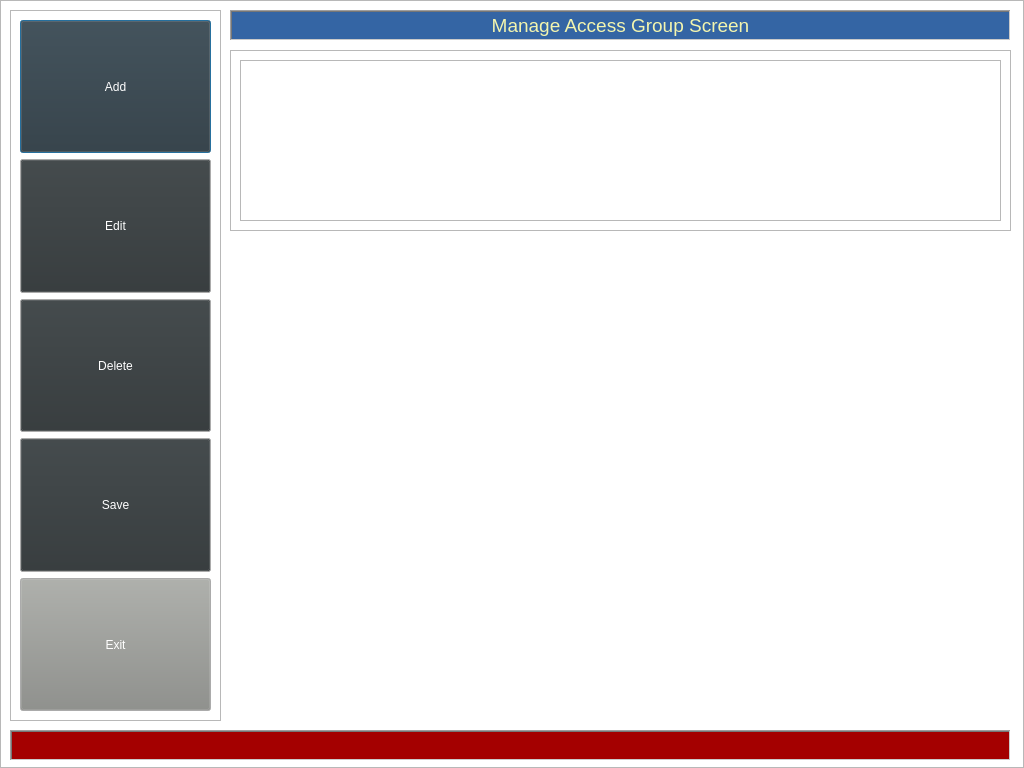
Qt form access_group.ui (swodaemkram/aces) before a commit.
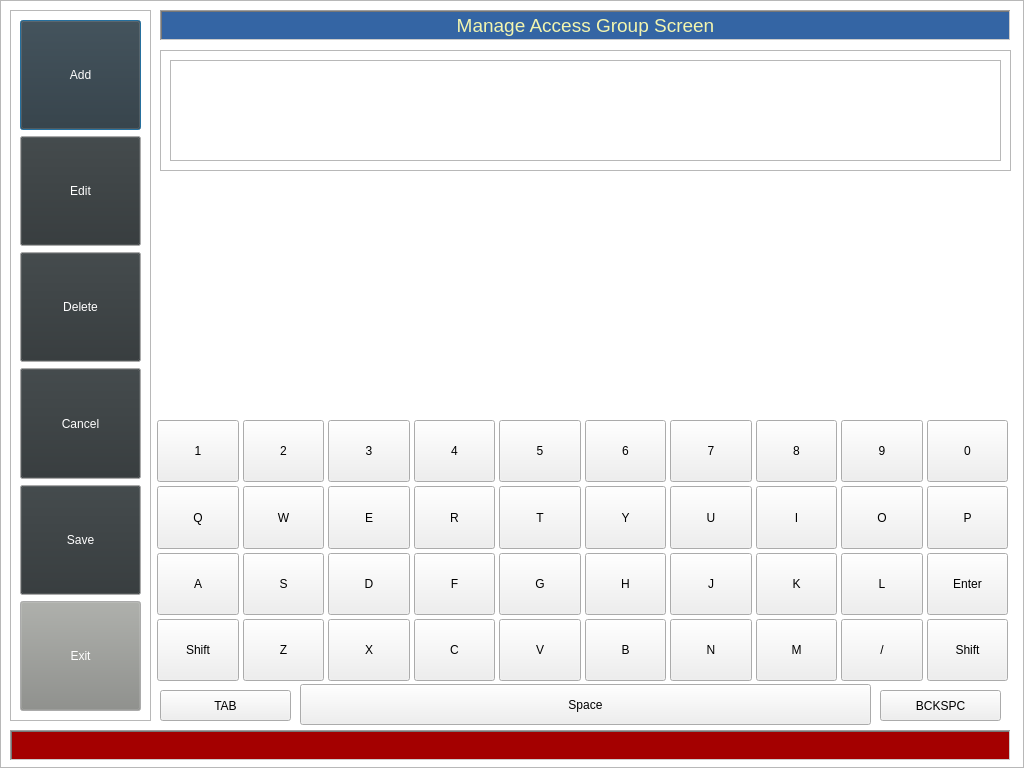
The same form after that commit.

Commit message: Have on screen keyboard and encryption working

Diff of the .ui file:
```diff
--- a/access_group.ui
+++ b/access_group.ui
@@ -32,9 +32,9 @@
   <widget class="QLabel" name="label">
    <property name="geometry">
     <rect>
-     <x>230</x>
+     <x>160</x>
      <y>10</y>
-     <width>781</width>
+     <width>851</width>
      <height>31</height>
     </rect>
    </property>
@@ -404,10 +404,10 @@
   <widget class="QFrame" name="frame">
    <property name="geometry">
     <rect>
-     <x>230</x>
+     <x>160</x>
      <y>50</y>
-     <width>781</width>
-     <height>181</height>
+     <width>851</width>
+     <height>121</height>
     </rect>
    </property>
    <property name="frameShape">
@@ -421,8 +421,8 @@
      <rect>
       <x>10</x>
       <y>10</y>
-      <width>761</width>
-      <height>161</height>
+      <width>831</width>
+      <height>101</height>
      </rect>
     </property>
     <property name="font">
@@ -437,7 +437,7 @@
     <rect>
      <x>10</x>
      <y>10</y>
-     <width>211</width>
+     <width>141</width>
      <height>711</height>
     </rect>
    </property>
@@ -452,7 +452,7 @@
      <rect>
       <x>10</x>
       <y>10</y>
-      <width>191</width>
+      <width>121</width>
       <height>691</height>
      </rect>
     </property>
@@ -715,6 +715,83 @@
        </property>
       </widget>
      </item>
+     <item>
+      <widget class="QPushButton" name="pushButton_49">
+       <property name="sizePolicy">
+        <sizepolicy hsizetype="MinimumExpanding" vsizetype="MinimumExpanding">
+         <horstretch>0</horstretch>
+         <verstretch>0</verstretch>
+        </sizepolicy>
+       </property>
+       <property name="palette">
+        <palette>
+         <active>
+          <colorrole role="Button">
+           <brush brushstyle="SolidPattern">
+            <color alpha="255">
+             <red>46</red>
+             <green>52</green>
+             <blue>54</blue>
+            </color>
+           </brush>
+          </colorrole>
+          <colorrole role="ButtonText">
+           <brush brushstyle="SolidPattern">
+            <color alpha="255">
+             <red>255</red>
+             <green>255</green>
+             <blue>255</blue>
+            </color>
+           </brush>
+          </colorrole>
+         </active>
+         <inactive>
+          <colorrole role="Button">
+           <brush brushstyle="SolidPattern">
+            <color alpha="255">
+             <red>46</red>
+             <green>52</green>
+             <blue>54</blue>
+            </color>
+           </brush>
+          </colorrole>
+          <colorrole role="ButtonText">
+           <brush brushstyle="SolidPattern">
+            <color alpha="255">
+             <red>255</red>
+             <green>255</green>
+             <blue>255</blue>
+            </color>
+           </brush>
+          </colorrole>
+         </inactive>
+         <disabled>
+          <colorrole role="Button">
+           <brush brushstyle="SolidPattern">
+            <color alpha="255">
+             <red>46</red>
+             <green>52</green>
+             <blue>54</blue>
+            </color>
+           </brush>
+          </colorrole>
+          <colorrole role="ButtonText">
+           <brush brushstyle="SolidPattern">
+            <color alpha="255">
+             <red>190</red>
+             <green>190</green>
+             <blue>190</blue>
+            </color>
+           </brush>
+          </colorrole>
+         </disabled>
+        </palette>
+       </property>
+       <property name="text">
+        <string>Cancel</string>
+       </property>
+      </widget>
+     </item>
      <item>
       <widget class="QPushButton" name="pushButton_5">
        <property name="sizePolicy">
@@ -872,6 +949,589 @@
     </layout>
    </widget>
   </widget>
+  <widget class="QWidget" name="gridLayoutWidget">
+   <property name="geometry">
+    <rect>
+     <x>157</x>
+     <y>420</y>
+     <width>851</width>
+     <height>261</height>
+    </rect>
+   </property>
+   <layout class="QGridLayout" name="gridLayout">
+    <property name="sizeConstraint">
+     <enum>QLayout::SetDefaultConstraint</enum>
+    </property>
+    <property name="leftMargin">
+     <number>0</number>
+    </property>
+    <property name="rightMargin">
+     <number>0</number>
+    </property>
+    <property name="spacing">
+     <number>4</number>
+    </property>
+    <item row="1" column="0">
+     <widget class="QPushButton" name="pushButton_7">
+      <property name="sizePolicy">
+       <sizepolicy hsizetype="MinimumExpanding" vsizetype="MinimumExpanding">
+        <horstretch>0</horstretch>
+        <verstretch>0</verstretch>
+       </sizepolicy>
+      </property>
+      <property name="text">
+       <string>Q</string>
+      </property>
+     </widget>
+    </item>
+    <item row="2" column="7">
+     <widget class="QPushButton" name="pushButton_23">
+      <property name="sizePolicy">
+       <sizepolicy hsizetype="MinimumExpanding" vsizetype="MinimumExpanding">
+        <horstretch>0</horstretch>
+        <verstretch>0</verstretch>
+       </sizepolicy>
+      </property>
+      <property name="text">
+       <string>K</string>
+      </property>
+     </widget>
+    </item>
+    <item row="0" column="4">
+     <widget class="QPushButton" name="pushButton_39">
+      <property name="sizePolicy">
+       <sizepolicy hsizetype="MinimumExpanding" vsizetype="MinimumExpanding">
+        <horstretch>0</horstretch>
+        <verstretch>0</verstretch>
+       </sizepolicy>
+      </property>
+      <property name="text">
+       <string>5</string>
+      </property>
+     </widget>
+    </item>
+    <item row="1" column="1">
+     <widget class="QPushButton" name="pushButton_8">
+      <property name="sizePolicy">
+       <sizepolicy hsizetype="MinimumExpanding" vsizetype="MinimumExpanding">
+        <horstretch>0</horstretch>
+        <verstretch>0</verstretch>
+       </sizepolicy>
+      </property>
+      <property name="text">
+       <string>W</string>
+      </property>
+     </widget>
+    </item>
+    <item row="1" column="5">
+     <widget class="QPushButton" name="pushButton_11">
+      <property name="sizePolicy">
+       <sizepolicy hsizetype="MinimumExpanding" vsizetype="MinimumExpanding">
+        <horstretch>0</horstretch>
+        <verstretch>0</verstretch>
+       </sizepolicy>
+      </property>
+      <property name="text">
+       <string>Y</string>
+      </property>
+     </widget>
+    </item>
+    <item row="2" column="3">
+     <widget class="QPushButton" name="pushButton_19">
+      <property name="sizePolicy">
+       <sizepolicy hsizetype="MinimumExpanding" vsizetype="MinimumExpanding">
+        <horstretch>0</horstretch>
+        <verstretch>0</verstretch>
+       </sizepolicy>
+      </property>
+      <property name="text">
+       <string>F</string>
+      </property>
+     </widget>
+    </item>
+    <item row="2" column="2">
+     <widget class="QPushButton" name="pushButton_18">
+      <property name="sizePolicy">
+       <sizepolicy hsizetype="MinimumExpanding" vsizetype="MinimumExpanding">
+        <horstretch>0</horstretch>
+        <verstretch>0</verstretch>
+       </sizepolicy>
+      </property>
+      <property name="text">
+       <string>D</string>
+      </property>
+     </widget>
+    </item>
+    <item row="3" column="8">
+     <widget class="QPushButton" name="pushButton_46">
+      <property name="sizePolicy">
+       <sizepolicy hsizetype="MinimumExpanding" vsizetype="MinimumExpanding">
+        <horstretch>0</horstretch>
+        <verstretch>0</verstretch>
+       </sizepolicy>
+      </property>
+      <property name="text">
+       <string>/</string>
+      </property>
+     </widget>
+    </item>
+    <item row="3" column="9">
+     <widget class="QPushButton" name="pushButton_33">
+      <property name="sizePolicy">
+       <sizepolicy hsizetype="MinimumExpanding" vsizetype="MinimumExpanding">
+        <horstretch>0</horstretch>
+        <verstretch>0</verstretch>
+       </sizepolicy>
+      </property>
+      <property name="text">
+       <string>Shift</string>
+      </property>
+     </widget>
+    </item>
+    <item row="1" column="2">
+     <widget class="QPushButton" name="pushButton_9">
+      <property name="sizePolicy">
+       <sizepolicy hsizetype="MinimumExpanding" vsizetype="MinimumExpanding">
+        <horstretch>0</horstretch>
+        <verstretch>0</verstretch>
+       </sizepolicy>
+      </property>
+      <property name="text">
+       <string>E</string>
+      </property>
+     </widget>
+    </item>
+    <item row="1" column="9">
+     <widget class="QPushButton" name="pushButton_15">
+      <property name="sizePolicy">
+       <sizepolicy hsizetype="MinimumExpanding" vsizetype="MinimumExpanding">
+        <horstretch>0</horstretch>
+        <verstretch>0</verstretch>
+       </sizepolicy>
+      </property>
+      <property name="text">
+       <string>P</string>
+      </property>
+     </widget>
+    </item>
+    <item row="0" column="7">
+     <widget class="QPushButton" name="pushButton_42">
+      <property name="sizePolicy">
+       <sizepolicy hsizetype="MinimumExpanding" vsizetype="MinimumExpanding">
+        <horstretch>0</horstretch>
+        <verstretch>0</verstretch>
+       </sizepolicy>
+      </property>
+      <property name="text">
+       <string>8</string>
+      </property>
+     </widget>
+    </item>
+    <item row="0" column="8">
+     <widget class="QPushButton" name="pushButton_43">
+      <property name="sizePolicy">
+       <sizepolicy hsizetype="MinimumExpanding" vsizetype="MinimumExpanding">
+        <horstretch>0</horstretch>
+        <verstretch>0</verstretch>
+       </sizepolicy>
+      </property>
+      <property name="text">
+       <string>9</string>
+      </property>
+     </widget>
+    </item>
+    <item row="1" column="3">
+     <widget class="QPushButton" name="pushButton_10">
+      <property name="sizePolicy">
+       <sizepolicy hsizetype="MinimumExpanding" vsizetype="MinimumExpanding">
+        <horstretch>0</horstretch>
+        <verstretch>0</verstretch>
+       </sizepolicy>
+      </property>
+      <property name="text">
+       <string>R</string>
+      </property>
+     </widget>
+    </item>
+    <item row="2" column="6">
+     <widget class="QPushButton" name="pushButton_22">
+      <property name="sizePolicy">
+       <sizepolicy hsizetype="MinimumExpanding" vsizetype="MinimumExpanding">
+        <horstretch>0</horstretch>
+        <verstretch>0</verstretch>
+       </sizepolicy>
+      </property>
+      <property name="text">
+       <string>J</string>
+      </property>
+     </widget>
+    </item>
+    <item row="0" column="0">
+     <widget class="QPushButton" name="pushButton_35">
+      <property name="sizePolicy">
+       <sizepolicy hsizetype="MinimumExpanding" vsizetype="MinimumExpanding">
+        <horstretch>0</horstretch>
+        <verstretch>0</verstretch>
+       </sizepolicy>
+      </property>
+      <property name="text">
+       <string>1</string>
+      </property>
+     </widget>
+    </item>
+    <item row="3" column="7">
+     <widget class="QPushButton" name="pushButton_32">
+      <property name="sizePolicy">
+       <sizepolicy hsizetype="MinimumExpanding" vsizetype="MinimumExpanding">
+        <horstretch>0</horstretch>
+        <verstretch>0</verstretch>
+       </sizepolicy>
+      </property>
+      <property name="text">
+       <string>M</string>
+      </property>
+     </widget>
+    </item>
+    <item row="3" column="6">
+     <widget class="QPushButton" name="pushButton_31">
+      <property name="sizePolicy">
+       <sizepolicy hsizetype="MinimumExpanding" vsizetype="MinimumExpanding">
+        <horstretch>0</horstretch>
+        <verstretch>0</verstretch>
+       </sizepolicy>
+      </property>
+      <property name="text">
+       <string>N</string>
+      </property>
+     </widget>
+    </item>
+    <item row="0" column="3">
+     <widget class="QPushButton" name="pushButton_38">
+      <property name="sizePolicy">
+       <sizepolicy hsizetype="MinimumExpanding" vsizetype="MinimumExpanding">
+        <horstretch>0</horstretch>
+        <verstretch>0</verstretch>
+       </sizepolicy>
+      </property>
+      <property name="text">
+       <string>4</string>
+      </property>
+     </widget>
+    </item>
+    <item row="2" column="4">
+     <widget class="QPushButton" name="pushButton_20">
+      <property name="sizePolicy">
+       <sizepolicy hsizetype="MinimumExpanding" vsizetype="MinimumExpanding">
+        <horstretch>0</horstretch>
+        <verstretch>0</verstretch>
+       </sizepolicy>
+      </property>
+      <property name="text">
+       <string>G</string>
+      </property>
+     </widget>
+    </item>
+    <item row="0" column="5">
+     <widget class="QPushButton" name="pushButton_40">
+      <property name="sizePolicy">
+       <sizepolicy hsizetype="MinimumExpanding" vsizetype="MinimumExpanding">
+        <horstretch>0</horstretch>
+        <verstretch>0</verstretch>
+       </sizepolicy>
+      </property>
+      <property name="text">
+       <string>6</string>
+      </property>
+     </widget>
+    </item>
+    <item row="3" column="2">
+     <widget class="QPushButton" name="pushButton_27">
+      <property name="sizePolicy">
+       <sizepolicy hsizetype="MinimumExpanding" vsizetype="MinimumExpanding">
+        <horstretch>0</horstretch>
+        <verstretch>0</verstretch>
+       </sizepolicy>
+      </property>
+      <property name="text">
+       <string>X</string>
+      </property>
+     </widget>
+    </item>
+    <item row="3" column="0">
+     <widget class="QPushButton" name="pushButton_34">
+      <property name="sizePolicy">
+       <sizepolicy hsizetype="MinimumExpanding" vsizetype="MinimumExpanding">
+        <horstretch>0</horstretch>
+        <verstretch>0</verstretch>
+       </sizepolicy>
+      </property>
+      <property name="text">
+       <string>Shift</string>
+      </property>
+     </widget>
+    </item>
+    <item row="0" column="9">
+     <widget class="QPushButton" name="pushButton_44">
+      <property name="sizePolicy">
+       <sizepolicy hsizetype="MinimumExpanding" vsizetype="MinimumExpanding">
+        <horstretch>0</horstretch>
+        <verstretch>0</verstretch>
+       </sizepolicy>
+      </property>
+      <property name="text">
+       <string>0</string>
+      </property>
+     </widget>
+    </item>
+    <item row="2" column="0">
+     <widget class="QPushButton" name="pushButton_16">
+      <property name="sizePolicy">
+       <sizepolicy hsizetype="MinimumExpanding" vsizetype="MinimumExpanding">
+        <horstretch>0</horstretch>
+        <verstretch>0</verstretch>
+       </sizepolicy>
+      </property>
+      <property name="text">
+       <string>A</string>
+      </property>
+     </widget>
+    </item>
+    <item row="1" column="7">
+     <widget class="QPushButton" name="pushButton_13">
+      <property name="sizePolicy">
+       <sizepolicy hsizetype="MinimumExpanding" vsizetype="MinimumExpanding">
+        <horstretch>0</horstretch>
+        <verstretch>0</verstretch>
+       </sizepolicy>
+      </property>
+      <property name="text">
+       <string>I</string>
+      </property>
+     </widget>
+    </item>
+    <item row="1" column="8">
+     <widget class="QPushButton" name="pushButton_14">
+      <property name="sizePolicy">
+       <sizepolicy hsizetype="MinimumExpanding" vsizetype="MinimumExpanding">
+        <horstretch>0</horstretch>
+        <verstretch>0</verstretch>
+       </sizepolicy>
+      </property>
+      <property name="text">
+       <string>O</string>
+      </property>
+     </widget>
+    </item>
+    <item row="1" column="4">
+     <widget class="QPushButton" name="pushButton_12">
+      <property name="sizePolicy">
+       <sizepolicy hsizetype="MinimumExpanding" vsizetype="MinimumExpanding">
+        <horstretch>0</horstretch>
+        <verstretch>0</verstretch>
+       </sizepolicy>
+      </property>
+      <property name="text">
+       <string>T</string>
+      </property>
+     </widget>
+    </item>
+    <item row="3" column="4">
+     <widget class="QPushButton" name="pushButton_29">
+      <property name="sizePolicy">
+       <sizepolicy hsizetype="MinimumExpanding" vsizetype="MinimumExpanding">
+        <horstretch>0</horstretch>
+        <verstretch>0</verstretch>
+       </sizepolicy>
+      </property>
+      <property name="text">
+       <string>V</string>
+      </property>
+     </widget>
+    </item>
+    <item row="2" column="5">
+     <widget class="QPushButton" name="pushButton_21">
+      <property name="sizePolicy">
+       <sizepolicy hsizetype="MinimumExpanding" vsizetype="MinimumExpanding">
+        <horstretch>0</horstretch>
+        <verstretch>0</verstretch>
+       </sizepolicy>
+      </property>
+      <property name="text">
+       <string>H</string>
+      </property>
+     </widget>
+    </item>
+    <item row="3" column="1">
+     <widget class="QPushButton" name="pushButton_26">
+      <property name="sizePolicy">
+       <sizepolicy hsizetype="MinimumExpanding" vsizetype="MinimumExpanding">
+        <horstretch>0</horstretch>
+        <verstretch>0</verstretch>
+       </sizepolicy>
+      </property>
+      <property name="text">
+       <string>Z</string>
+      </property>
+     </widget>
+    </item>
+    <item row="0" column="6">
+     <widget class="QPushButton" name="pushButton_41">
+      <property name="sizePolicy">
+       <sizepolicy hsizetype="MinimumExpanding" vsizetype="MinimumExpanding">
+        <horstretch>0</horstretch>
+        <verstretch>0</verstretch>
+       </sizepolicy>
+      </property>
+      <property name="text">
+       <string>7</string>
+      </property>
+     </widget>
+    </item>
+    <item row="2" column="8">
+     <widget class="QPushButton" name="pushButton_24">
+      <property name="sizePolicy">
+       <sizepolicy hsizetype="MinimumExpanding" vsizetype="MinimumExpanding">
+        <horstretch>0</horstretch>
+        <verstretch>0</verstretch>
+       </sizepolicy>
+      </property>
+      <property name="text">
+       <string>L</string>
+      </property>
+     </widget>
+    </item>
+    <item row="2" column="9">
+     <widget class="QPushButton" name="pushButton_25">
+      <property name="sizePolicy">
+       <sizepolicy hsizetype="MinimumExpanding" vsizetype="MinimumExpanding">
+        <horstretch>0</horstretch>
+        <verstretch>0</verstretch>
+       </sizepolicy>
+      </property>
+      <property name="text">
+       <string>Enter</string>
+      </property>
+     </widget>
+    </item>
+    <item row="0" column="2">
+     <widget class="QPushButton" name="pushButton_37">
+      <property name="sizePolicy">
+       <sizepolicy hsizetype="MinimumExpanding" vsizetype="MinimumExpanding">
+        <horstretch>0</horstretch>
+        <verstretch>0</verstretch>
+       </sizepolicy>
+      </property>
+      <property name="text">
+       <string>3</string>
+      </property>
+     </widget>
+    </item>
+    <item row="0" column="1">
+     <widget class="QPushButton" name="pushButton_36">
+      <property name="sizePolicy">
+       <sizepolicy hsizetype="MinimumExpanding" vsizetype="MinimumExpanding">
+        <horstretch>0</horstretch>
+        <verstretch>0</verstretch>
+       </sizepolicy>
+      </property>
+      <property name="text">
+       <string>2</string>
+      </property>
+     </widget>
+    </item>
+    <item row="3" column="5">
+     <widget class="QPushButton" name="pushButton_30">
+      <property name="sizePolicy">
+       <sizepolicy hsizetype="MinimumExpanding" vsizetype="MinimumExpanding">
+        <horstretch>0</horstretch>
+        <verstretch>0</verstretch>
+       </sizepolicy>
+      </property>
+      <property name="text">
+       <string>B</string>
+      </property>
+     </widget>
+    </item>
+    <item row="1" column="6">
+     <widget class="QPushButton" name="pushButton_17">
+      <property name="sizePolicy">
+       <sizepolicy hsizetype="MinimumExpanding" vsizetype="MinimumExpanding">
+        <horstretch>0</horstretch>
+        <verstretch>0</verstretch>
+       </sizepolicy>
+      </property>
+      <property name="text">
+       <string>U</string>
+      </property>
+     </widget>
+    </item>
+    <item row="2" column="1">
+     <widget class="QPushButton" name="pushButton_28">
+      <property name="sizePolicy">
+       <sizepolicy hsizetype="MinimumExpanding" vsizetype="MinimumExpanding">
+        <horstretch>0</horstretch>
+        <verstretch>0</verstretch>
+       </sizepolicy>
+      </property>
+      <property name="text">
+       <string>S</string>
+      </property>
+     </widget>
+    </item>
+    <item row="3" column="3">
+     <widget class="QPushButton" name="pushButton_45">
+      <property name="sizePolicy">
+       <sizepolicy hsizetype="MinimumExpanding" vsizetype="MinimumExpanding">
+        <horstretch>0</horstretch>
+        <verstretch>0</verstretch>
+       </sizepolicy>
+      </property>
+      <property name="text">
+       <string>C</string>
+      </property>
+     </widget>
+    </item>
+   </layout>
+  </widget>
+  <widget class="QPushButton" name="pushButton_6">
+   <property name="geometry">
+    <rect>
+     <x>300</x>
+     <y>684</y>
+     <width>571</width>
+     <height>41</height>
+    </rect>
+   </property>
+   <property name="text">
+    <string>Space</string>
+   </property>
+  </widget>
+  <widget class="QPushButton" name="pushButton_47">
+   <property name="geometry">
+    <rect>
+     <x>160</x>
+     <y>690</y>
+     <width>131</width>
+     <height>31</height>
+    </rect>
+   </property>
+   <property name="text">
+    <string>TAB</string>
+   </property>
+  </widget>
+  <widget class="QPushButton" name="pushButton_48">
+   <property name="geometry">
+    <rect>
+     <x>880</x>
+     <y>690</y>
+     <width>121</width>
+     <height>31</height>
+    </rect>
+   </property>
+   <property name="text">
+    <string>BCKSPC</string>
+   </property>
+  </widget>
  </widget>
  <resources/>
  <connections/>
```
The commit also changes 7 other files.
